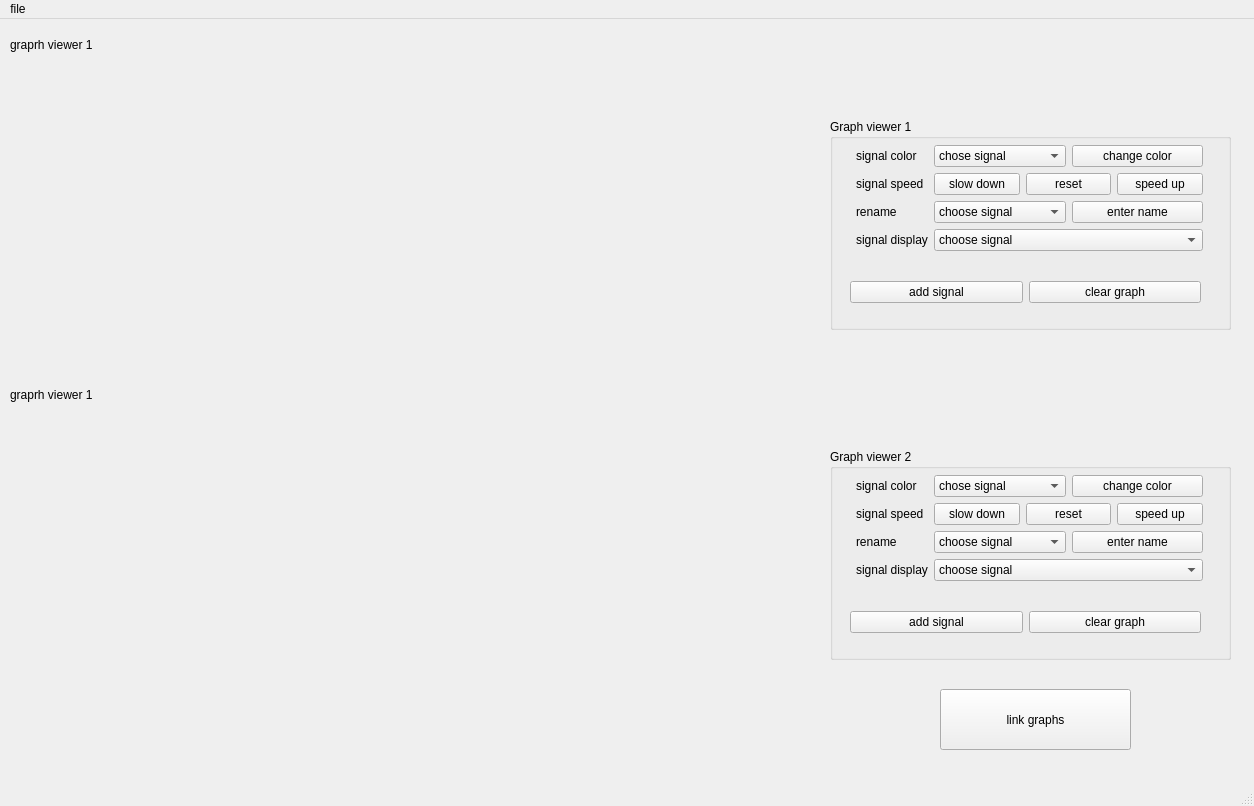
Qt form mainwindow.ui (SaraElsaggan/Multi_Channel_Signal_Viewer) before a commit.
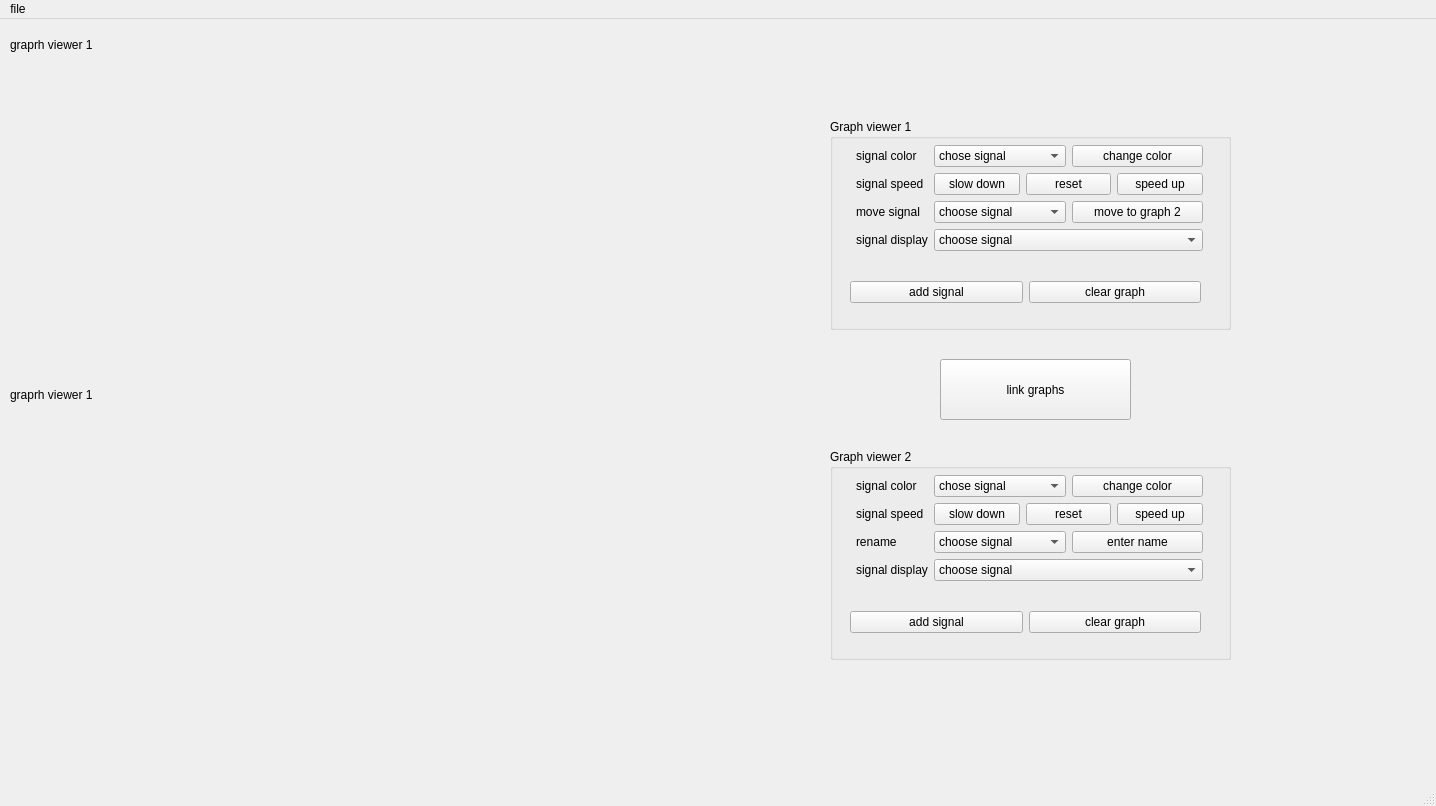
The same form after that commit. Icons and pictures are not drawn.

Commit message:
move signals form channels added
link graph button

```diff
--- a/mainwindow.ui
+++ b/mainwindow.ui
@@ -6,7 +6,7 @@
    <rect>
     <x>0</x>
     <y>0</y>
-    <width>1254</width>
+    <width>1436</width>
     <height>806</height>
    </rect>
   </property>
@@ -152,7 +152,7 @@
       <item row="2" column="0">
        <widget class="QLabel" name="lbl_rename_viewer_1">
         <property name="text">
-         <string>rename</string>
+         <string>move signal</string>
         </property>
        </widget>
       </item>
@@ -177,7 +177,7 @@
         <item>
          <widget class="QPushButton" name="btn_entr_name_viewer_1">
           <property name="text">
-           <string>enter name</string>
+           <string>move to graph 2</string>
           </property>
          </widget>
         </item>
@@ -199,7 +199,7 @@
     <property name="geometry">
      <rect>
       <x>940</x>
-      <y>670</y>
+      <y>340</y>
       <width>191</width>
       <height>61</height>
      </rect>
@@ -644,7 +644,7 @@
     <rect>
      <x>0</x>
      <y>0</y>
-     <width>1254</width>
+     <width>1436</width>
      <height>26</height>
     </rect>
    </property>
```
Left out of the diff: 8 changed lines with no effect on the pictures. The commit also changes 4 other files.
